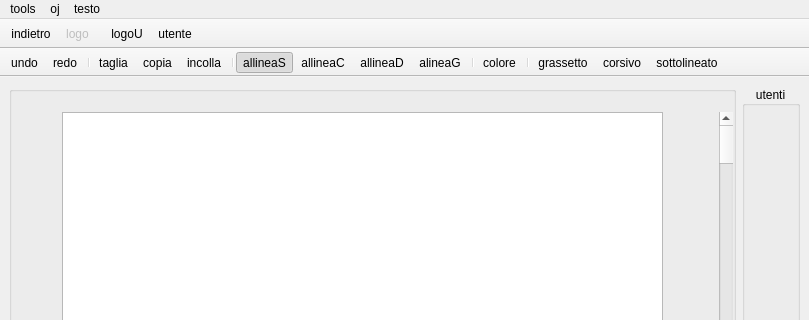
Old version of the form Client/editor.ui in the repository MarcoFlo/Google-Drive; both pictures show x 0 to 809 and y 0 to 320 of the 809 by 600 pixel window.
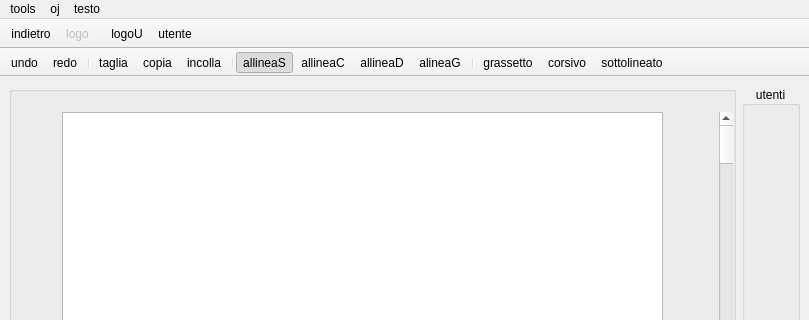
New version of the form. Icons and pictures are not drawn.

What changed in the file:
```diff
--- a/Client/editor.ui
+++ b/Client/editor.ui
@@ -213,8 +213,6 @@
    <addaction name="actionallineaD"/>
    <addaction name="actionalineaG"/>
    <addaction name="separator"/>
-   <addaction name="actioncolore"/>
-   <addaction name="separator"/>
    <addaction name="actiongrassetto"/>
    <addaction name="actioncorsivo"/>
    <addaction name="actionsottolineato"/>
@@ -332,11 +330,6 @@
     <string>sottolineato</string>
    </property>
   </action>
-  <action name="actioncolore">
-   <property name="text">
-    <string>colore</string>
-   </property>
-  </action>
  </widget>
  <resources>
   <include location="images.qrc"/>
```
Left out of the diff: 3 changed lines with no effect on the pictures.
